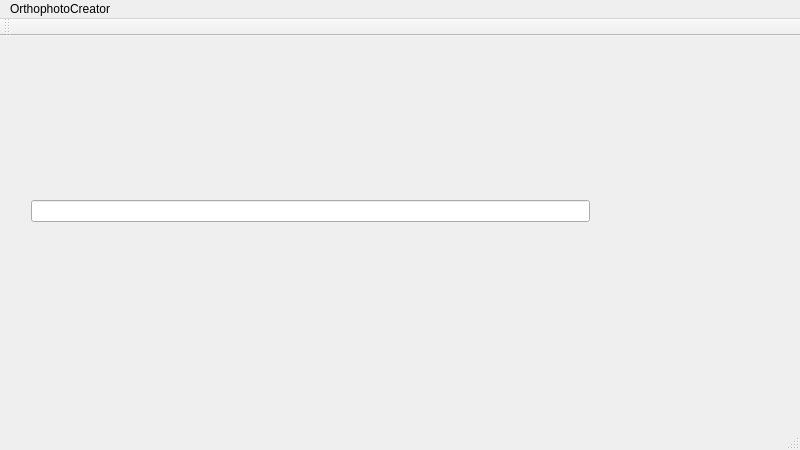
Above: mainwindow.ui from marcos2307/OrtophotoCreator before the change. Below: the same form after it.
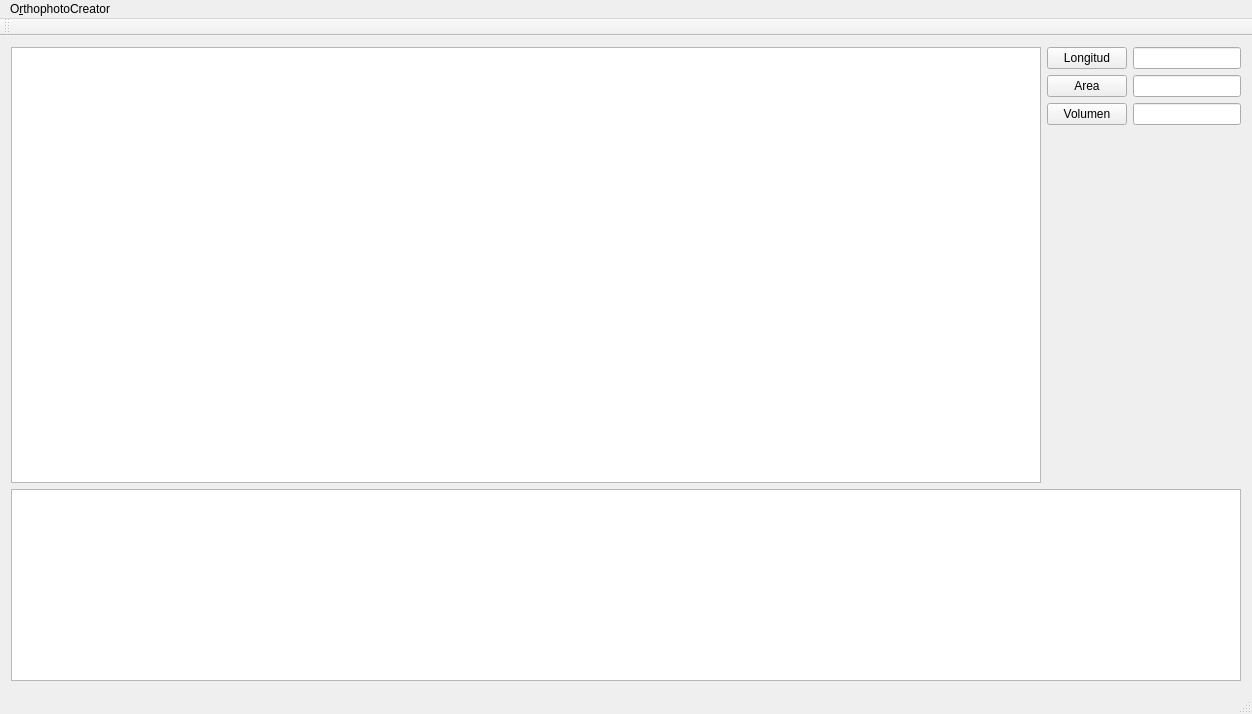
That is the form after the change.

Commit message: -Redesign of the main window. -Example Image added

The edit to the form file:
```diff
--- a/mainwindow.ui
+++ b/mainwindow.ui
@@ -6,46 +6,125 @@
    <rect>
     <x>0</x>
     <y>0</y>
-    <width>800</width>
-    <height>450</height>
+    <width>1252</width>
+    <height>714</height>
    </rect>
   </property>
   <property name="windowTitle">
    <string>MainWindow</string>
   </property>
   <widget class="QWidget" name="centralWidget">
-   <widget class="QWidget" name="horizontalLayoutWidget">
-    <property name="geometry">
-     <rect>
-      <x>20</x>
-      <y>20</y>
-      <width>581</width>
-      <height>311</height>
-     </rect>
-    </property>
-    <layout class="QHBoxLayout" name="h_container">
-     <item>
-      <layout class="QVBoxLayout" name="v_container">
-       <item>
-        <widget class="QLineEdit" name="path"/>
-       </item>
-      </layout>
-     </item>
-    </layout>
-   </widget>
+   <property name="sizePolicy">
+    <sizepolicy hsizetype="Expanding" vsizetype="Expanding">
+     <horstretch>0</horstretch>
+     <verstretch>0</verstretch>
+    </sizepolicy>
+   </property>
+   <layout class="QVBoxLayout" name="verticalLayout">
+    <item>
+     <layout class="QHBoxLayout" name="horizontalLayout">
+      <item>
+       <widget class="QGraphicsView" name="imagen"/>
+      </item>
+      <item>
+       <layout class="QFormLayout" name="formLayout">
+        <item row="0" column="0">
+         <widget class="QPushButton" name="pushButton">
+          <property name="text">
+           <string>Longitud</string>
+          </property>
+         </widget>
+        </item>
+        <item row="0" column="1">
+         <widget class="QLineEdit" name="lineEdit">
+          <property name="sizePolicy">
+           <sizepolicy hsizetype="Preferred" vsizetype="Fixed">
+            <horstretch>0</horstretch>
+            <verstretch>0</verstretch>
+           </sizepolicy>
+          </property>
+          <property name="maximumSize">
+           <size>
+            <width>169</width>
+            <height>16777215</height>
+           </size>
+          </property>
+         </widget>
+        </item>
+        <item row="1" column="0">
+         <widget class="QPushButton" name="pushButton_2">
+          <property name="text">
+           <string>Area</string>
+          </property>
+         </widget>
+        </item>
+        <item row="2" column="0">
+         <widget class="QPushButton" name="pushButton_3">
+          <property name="text">
+           <string>Volumen</string>
+          </property>
+         </widget>
+        </item>
+        <item row="1" column="1">
+         <widget class="QLineEdit" name="lineEdit_2">
+          <property name="sizePolicy">
+           <sizepolicy hsizetype="Preferred" vsizetype="Fixed">
+            <horstretch>0</horstretch>
+            <verstretch>0</verstretch>
+           </sizepolicy>
+          </property>
+          <property name="maximumSize">
+           <size>
+            <width>169</width>
+            <height>16777215</height>
+           </size>
+          </property>
+         </widget>
+        </item>
+        <item row="2" column="1">
+         <widget class="QLineEdit" name="lineEdit_3">
+          <property name="sizePolicy">
+           <sizepolicy hsizetype="Preferred" vsizetype="Fixed">
+            <horstretch>0</horstretch>
+            <verstretch>0</verstretch>
+           </sizepolicy>
+          </property>
+          <property name="maximumSize">
+           <size>
+            <width>169</width>
+            <height>16777215</height>
+           </size>
+          </property>
+         </widget>
+        </item>
+       </layout>
+      </item>
+     </layout>
+    </item>
+    <item>
+     <widget class="QPlainTextEdit" name="consola">
+      <property name="sizePolicy">
+       <sizepolicy hsizetype="Expanding" vsizetype="Preferred">
+        <horstretch>0</horstretch>
+        <verstretch>0</verstretch>
+       </sizepolicy>
+      </property>
+     </widget>
+    </item>
+   </layout>
   </widget>
   <widget class="QMenuBar" name="menuBar">
    <property name="geometry">
     <rect>
      <x>0</x>
      <y>0</y>
-     <width>800</width>
-     <height>22</height>
+     <width>1252</width>
+     <height>36</height>
     </rect>
    </property>
    <widget class="QMenu" name="menuOrtophotoCreator">
     <property name="title">
-     <string>OrthophotoCreator</string>
+     <string>O&amp;rthophotoCreator</string>
     </property>
    </widget>
    <addaction name="menuOrtophotoCreator"/>
```
The commit also changes 3 other files.
